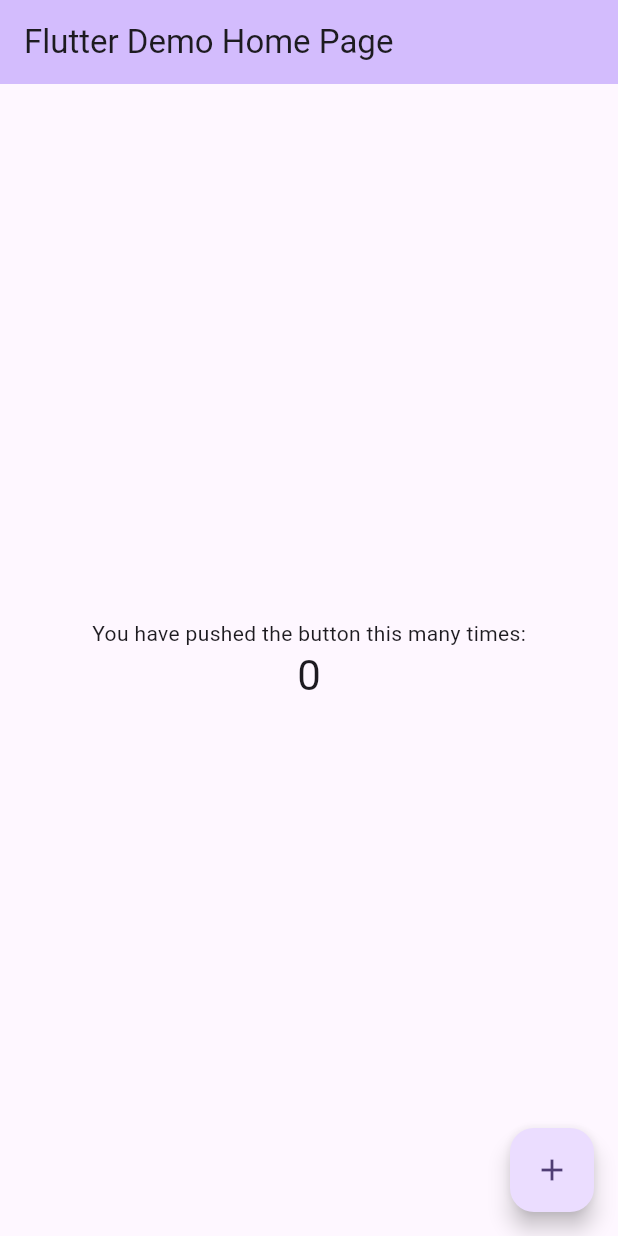
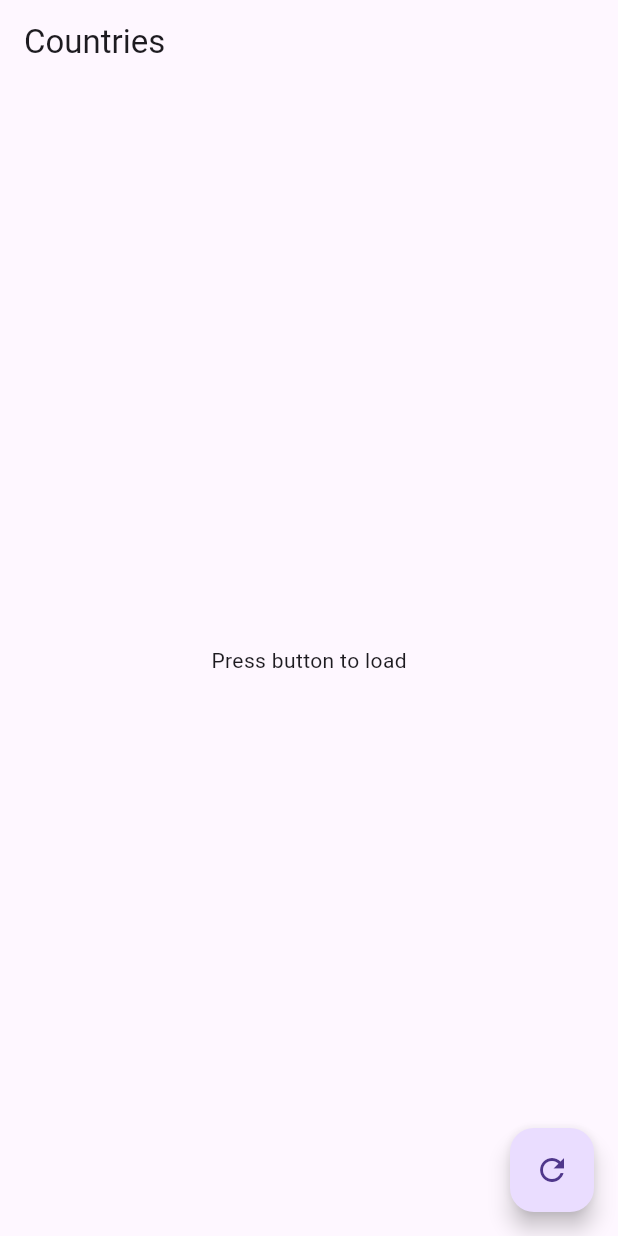
Before and after one commit to amirhosseinMirzaei/flutter-hiring-test-djy, a Flutter app: the screen it shows after launch, on a phone screen of 412 x 824 dp. Run offline on Flutter 3.47's test engine with Material 3 defaults, Android fonts, the light colour scheme and no system bars; our stand-ins replace dio, flutter_bloc, freezed_annotation; generated files the repository leaves out were written again.

Commit message:
feat: add CountryListPage with BlocBuilder to display country list

```diff
--- a/lib/features/country/data/rep/country_repository.dart
+++ b/lib/features/country/data/rep/country_repository.dart
@@ -4,7 +4,6 @@ import 'package:dio/dio.dart';
 import 'package:flutter_hiring_test_djy/features/country/data/models/country.dart';
 
 import '../source/country_data_source.dart';
-
 
 final countryRepository = CountryRepository(CountryRemoteDataSource(Dio()));
 
@@ -13,8 +12,7 @@ abstract class ICountryRepository {
 }
 
 class CountryRepository implements ICountryRepository {
-  static final ValueNotifier<List<Country>?> countriesNotifier =
-  ValueNotifier(null);
+  static final ValueNotifier<List<Country>?> countriesNotifier = ValueNotifier(null);
 
   final CountryRemoteDataSource dataSource;
 
@@ -28,6 +26,7 @@ class CountryRepository implements ICountryRepository {
   }
 }
 
+//Use Case
 class GetCountries {
   final ICountryRepository repository;
 
--- a/lib/features/country/data/source/country_data_source.dart
+++ b/lib/features/country/data/source/country_data_source.dart
@@ -1,3 +1,5 @@
+import 'dart:convert';
+
 import 'package:dio/dio.dart';
 import '../models/country.dart';
 
@@ -16,7 +18,8 @@ class CountryRemoteDataSource implements ICountryRemoteDataSource {
     final response = await httpClient.get('https://raw.githubusercontent.com/PouriaMoradi021/countries-api/refs/heads/main/countries.json');
 
     if (response.statusCode == 200) {
-      final List<dynamic> jsonList = response.data;
+
+      final List<dynamic> jsonList = jsonDecode(response.data);
       return jsonList.map((e) => Country.fromJson(e)).toList();
     } else {
       throw Exception('Failed to load countries');
--- a/lib/features/country/presentation/pages/country_list_page.dart
+++ b/lib/features/country/presentation/pages/country_list_page.dart
@@ -0,0 +1,56 @@
+import 'package:flutter/cupertino.dart';
+import 'package:flutter/material.dart';
+import 'package:flutter_bloc/flutter_bloc.dart';
+
+import '../bloc/country_bloc.dart';
+import '../bloc/country_event.dart';
+import '../bloc/country_state.dart';
+
+class CountryListPage extends StatelessWidget {
+  final CountryBloc countryBloc;
+
+  const CountryListPage({super.key, required this.countryBloc});
+
+  @override
+  Widget build(BuildContext context) {
+    return Scaffold(
+      appBar: AppBar(
+        title: const Text('Countries'),
+      ),
+      body: BlocProvider.value(
+        value: countryBloc,
+        child: BlocBuilder<CountryBloc, CountryState>(
+          builder: (context, state) {
+            return state.when(
+              initial: () => const Center(child: Text('Press button to load')),
+              loading: () => const Center(child: CircularProgressIndicator()),
+              loaded: (countries) => ListView.builder(
+                itemCount: countries.length,
+                itemBuilder: (context, index) {
+                  final country = countries[index];
+                  return ListTile(
+                    leading: Image.network(
+                      country.flag,
+                      width: 50,
+                      height: 30,
+                      fit: BoxFit.cover,
+                    ),
+                    title: Text(country.name),
+                    subtitle: Text(country.capital),
+                  );
+                },
+              ),
+              error: (message) => Center(child: Text('Error: $message')),
+            );
+          },
+        ),
+      ),
+      floatingActionButton: FloatingActionButton(
+        onPressed: () {
+          countryBloc.add(const CountryEvent.getCountries());
+        },
+        child: const Icon(Icons.refresh),
+      ),
+    );
+  }
+}
--- a/lib/main.dart
+++ b/lib/main.dart
@@ -1,99 +1,16 @@
 import 'package:flutter/material.dart';
 
+import 'features/country/data/rep/country_repository.dart';
+import 'features/country/data/source/country_data_source.dart';
+import 'features/country/presentation/bloc/country_bloc.dart';
+import 'package:dio/dio.dart';
+
+import 'features/country/presentation/pages/country_list_page.dart';
+
 void main() {
-  runApp(const MyApp());
+  final countryRepository = CountryRepository(CountryRemoteDataSource(Dio()));
+  final getCountries = GetCountries(countryRepository);
+  final countryBloc = CountryBloc(getCountries);
+
+  runApp(MaterialApp(home: CountryListPage(countryBloc: countryBloc)));
 }
-
-class MyApp extends StatelessWidget {
-  const MyApp({super.key});
-
-  // This widget is the root of your application.
-  @override
-  Widget build(BuildContext context) {
-    return MaterialApp(
-      title: 'Flutter Demo',
-      theme: ThemeData(
-        colorScheme: ColorScheme.fromSeed(seedColor: Colors.deepPurple),
-      ),
-      home: const MyHomePage(title: 'Flutter Demo Home Page'),
-    );
-  }
-}
-
-class MyHomePage extends StatefulWidget {
-  const MyHomePage({super.key, required this.title});
-
-
-  final String title;
-
-  @override
-  State<MyHomePage> createState() => _MyHomePageState();
-}
-
-class _MyHomePageState extends State<MyHomePage> {
-  int _counter = 0;
-
-  void _incrementCounter() {
-    setState(() {
-      // This call to setState tells the Flutter framework that something has
-      // changed in this State, which causes it to rerun the build method below
-      // so that the display can reflect the updated values. If we changed
-      // _counter without calling setState(), then the build method would not be
-      // called again, and so nothing would appear to happen.
-      _counter++;
-    });
-  }
-
-  @override
-  Widget build(BuildContext context) {
-    // This method is rerun every time setState is called, for instance as done
-    // by the _incrementCounter method above.
-    //
-    // The Flutter framework has been optimized to make rerunning build methods
-    // fast, so that you can just rebuild anything that needs updating rather
-    // than having to individually change instances of widgets.
-    return Scaffold(
-      appBar: AppBar(
-        // TRY THIS: Try changing the color here to a specific color (to
-        // Colors.amber, perhaps?) and trigger a hot reload to see the AppBar
-        // change color while the other colors stay the same.
-        backgroundColor: Theme.of(context).colorScheme.inversePrimary,
-        // Here we take the value from the MyHomePage object that was created by
-        // the App.build method, and use it to set our appbar title.
-        title: Text(widget.title),
-      ),
-      body: Center(
-        // Center is a layout widget. It takes a single child and positions it
-        // in the middle of the parent.
-        child: Column(
-          // Column is also a layout widget. It takes a list of children and
-          // arranges them vertically. By default, it sizes itself to fit its
-          // children horizontally, and tries to be as tall as its parent.
-          //
-          // Column has various properties to control how it sizes itself and
-          // how it positions its children. Here we use mainAxisAlignment to
-          // center the children vertically; the main axis here is the vertical
-          // axis because Columns are vertical (the cross axis would be
-          // horizontal).
-          //
-          // TRY THIS: Invoke "debug painting" (choose the "Toggle Debug Paint"
-          // action in the IDE, or press "p" in the console), to see the
-          // wireframe for each widget.
-          mainAxisAlignment: MainAxisAlignment.center,
-          children: <Widget>[
-            const Text('You have pushed the button this many times:'),
-            Text(
-              '$_counter',
-              style: Theme.of(context).textTheme.headlineMedium,
-            ),
-          ],
-        ),
-      ),
-      floatingActionButton: FloatingActionButton(
-        onPressed: _incrementCounter,
-        tooltip: 'Increment',
-        child: const Icon(Icons.add),
-      ), // This trailing comma makes auto-formatting nicer for build methods.
-    );
-  }
-}
```
Also changed, not shown: 1 other file.
